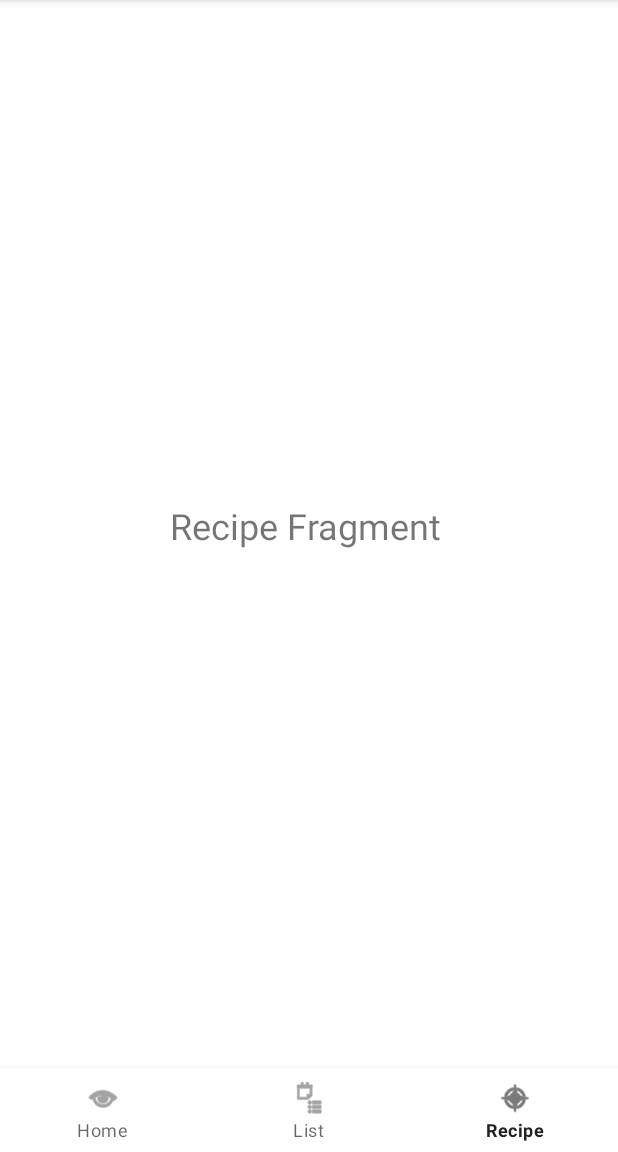
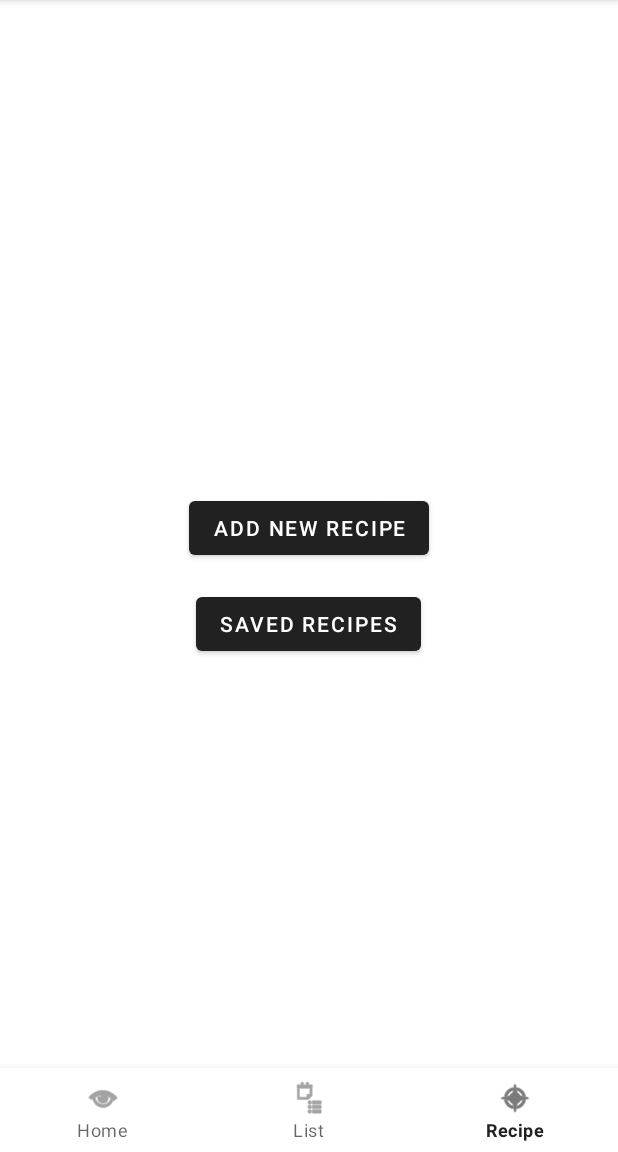
Before and after one commit to kirkto7/grocerease, an Android app built with Jetpack Compose: the RecipeFragment screen opened through its navigation route, on a phone screen of 412 x 824 dp, the part 84-1236 px from its top. Run offline under Robolectric (Android 15) with nearby library versions, the phone set to English and light mode, and no system bars; our stand-ins replace navigation-ui.

Commit message:
Now you can add and save recipes from your photos and camera. Also added a saved recipes fragment.

```diff
--- a/app/src/main/res/layout/fragment_recipe.xml
+++ b/app/src/main/res/layout/fragment_recipe.xml
@@ -1,14 +1,23 @@
 <?xml version="1.0" encoding="utf-8"?>
-<FrameLayout xmlns:android="http://schemas.android.com/apk/res/android"
+<LinearLayout
+    xmlns:android="http://schemas.android.com/apk/res/android"
     android:layout_width="match_parent"
     android:layout_height="match_parent"
-    android:gravity="center">
+    android:orientation="vertical"
+    android:gravity="center"
+    android:padding="16dp">
 
-    <TextView
-        android:id="@+id/recipeText"
-        android:layout_width="185dp"
-        android:layout_height="100dp"
-        android:layout_gravity="center"
-        android:text="Recipe Fragment"
-        android:textSize="24sp" />
-</FrameLayout>
+    <Button
+        android:id="@+id/addRecipeButton"
+        android:layout_width="wrap_content"
+        android:layout_height="wrap_content"
+        android:text="Add New Recipe" />
+
+    <Button
+        android:id="@+id/savedRecipesButton"
+        android:layout_width="wrap_content"
+        android:layout_height="wrap_content"
+        android:text="Saved Recipes"
+        android:layout_marginTop="16dp"
+        android:layout_gravity="center_horizontal"/>
+</LinearLayout>
--- a/app/src/main/res/navigation/nav_graph.xml
+++ b/app/src/main/res/navigation/nav_graph.xml
@@ -1,6 +1,7 @@
 <?xml version="1.0" encoding="utf-8"?>
 <navigation xmlns:android="http://schemas.android.com/apk/res/android"
     xmlns:app="http://schemas.android.com/apk/res-auto"
+    xmlns:tools="http://schemas.android.com/tools"
     app:startDestination="@id/homeFragment">
 
     <fragment
@@ -17,5 +18,11 @@
         android:id="@+id/recipeFragment"
         android:name="edu.msoe.grocerease.RecipeFragment"
         android:label="Deals" />
+    <fragment
+        android:id="@+id/savedRecipesFragment"
+        android:name="edu.msoe.grocerease.SavedRecipesFragment"
+        android:label="Saved Recipes"
+        tools:layout="@layout/fragment_saved_recipes" />
+
 
 </navigation>
--- /dev/null
+++ b/app/src/main/res/xml/file_paths.xml
@@ -0,0 +1,5 @@
+<?xml version="1.0" encoding="utf-8"?>
+<paths xmlns:android="http://schemas.android.com/apk/res/android">
+    <!-- This maps internal storage /data/data/<package-name>/files/ -->
+    <files-path name="recipes" path="recipes/" />
+</paths>
```
Also changed, not shown: app/src/main/AndroidManifest.xml (+12 -0 lines), app/src/main/java/edu/msoe/grocerease/RecipeFragment.kt (+106 -2 lines), app/src/main/java/edu/msoe/grocerease/RecipeImageAdapter.kt (added, +32 -0 lines), app/src/main/java/edu/msoe/grocerease/RecipePagerAdapter.kt (added, +27 -0 lines), app/src/main/java/edu/msoe/grocerease/SavedRecipesFragment.kt (added, +38 -0 lines), app/src/main/res/layout/fragment_saved_recipes.xml (added, +11 -0 lines), app/src/main/res/layout/item_recipe_image.xml (added, +11 -0 lines), app/src/main/res/layout/item_recipe_page.xml (added, +11 -0 lines).
